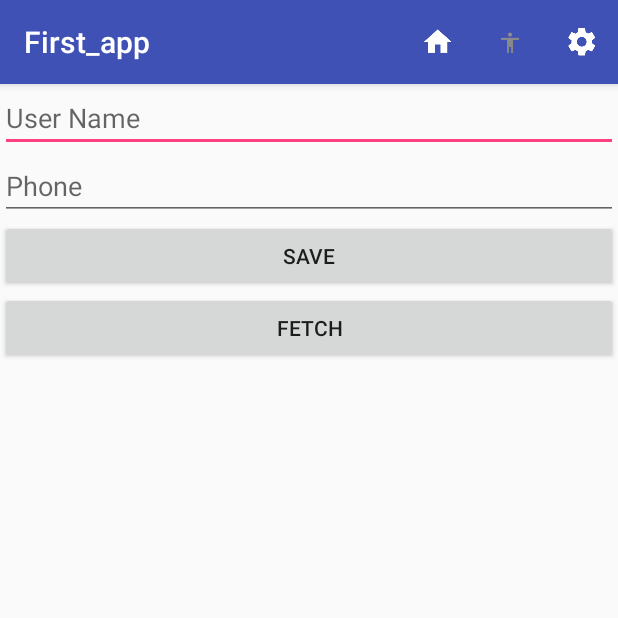
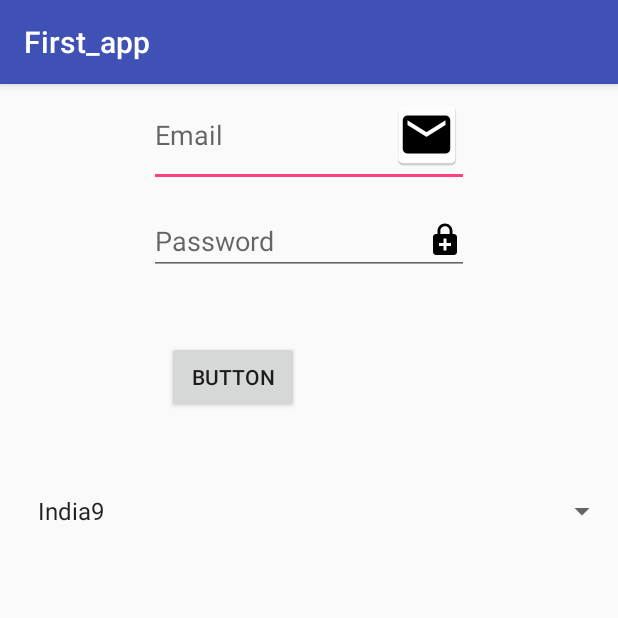
Before and after one commit to tonu1805/android, an Android app: the screen it shows after launch (MyDatabase before the commit, Sharedrefrences after it), on a phone screen of 412 x 824 dp, the top half of it. Run offline under Robolectric (Android 15) with nearby library versions, the light colour scheme and no system bars.

Commit message:
friday 2

```diff
--- a/app/src/main/AndroidManifest.xml
+++ b/app/src/main/AndroidManifest.xml
@@ -19,15 +19,16 @@
             android:name=".second_activity"
             android:parentActivityName=".First_activity" />
         <activity android:name=".image_activity" />
-        <activity android:name=".ActivityList">
-        </activity>
+        <activity android:name=".ActivityList"></activity>
         <activity android:name=".MyDatabase">
 
-            <intent-filter>
-                <action android:name="android.intent.action.MAIN" />
+        </activity>
+        <activity android:name=".Sharedrefrences">
+        <intent-filter>
+            <action android:name="android.intent.action.MAIN" />
 
-                <category android:name="android.intent.category.LAUNCHER" />
-            </intent-filter>
+            <category android:name="android.intent.category.LAUNCHER" />
+        </intent-filter>
         </activity>
     </application>
 
--- /dev/null
+++ b/app/src/main/java/com/example/pacman/first_app/Sharedrefrences.java
@@ -0,0 +1,49 @@
+package com.example.pacman.first_app;
+
+import android.content.SharedPreferences;
+import android.support.v4.content.SharedPreferencesCompat;
+import android.support.v7.app.AppCompatActivity;
+import android.os.Bundle;
+import android.view.View;
+import android.widget.ArrayAdapter;
+import android.widget.Button;
+import android.widget.EditText;
+import android.widget.Spinner;
+
+public class Sharedrefrences extends AppCompatActivity {
+ EditText email, password;
+    Button button3;
+    SharedPreferences preferences;
+Spinner countries;
+
+    @Override
+    protected void onCreate(Bundle savedInstanceState) {
+        super.onCreate(savedInstanceState);
+        setContentView(R.layout.activity_sharedrefrences);
+
+        init();
+        String [] items=getResources().getStringArray(R.array.myarray);
+        preferences=getSharedPreferences("mypreferences",MODE_PRIVATE);
+        ArrayAdapter<String> adapter=new ArrayAdapter<String>(this,android.R.layout.simple_dropdown_item_1line,items);
+        countries.setAdapter(adapter);
+
+        email.setText(preferences.getString("email",""));
+        password.setText(preferences.getString("password",""));
+        button3.setOnClickListener(new View.OnClickListener() {
+            @Override
+            public void onClick(View view) {
+                SharedPreferences.Editor editor=preferences.edit();
+                editor.putString("email",email.getText().toString());
+                editor.putString("password",password.getText().toString());
+                editor.commit();
+            }
+        });
+    }
+
+    private void init() {
+    email=(EditText)findViewById(R.id.email);
+        password=(EditText)findViewById(R.id.password);
+        button3=(Button)findViewById(R.id.button3);
+        countries=(Spinner)findViewById(R.id.spinner);
+    }
+}
--- /dev/null
+++ b/app/src/main/res/drawable/password.xml
@@ -0,0 +1,9 @@
+<vector xmlns:android="http://schemas.android.com/apk/res/android"
+        android:width="24dp"
+        android:height="24dp"
+        android:viewportWidth="24.0"
+        android:viewportHeight="24.0">
+    <path
+        android:fillColor="#FF000000"
+        android:pathData="M18,8h-1V6c0,-2.76 -2.24,-5 -5,-5S7,3.24 7,6v2H6c-1.1,0 -2,0.9 -2,2v10c0,1.1 0.9,2 2,2h12c1.1,0 2,-0.9 2,-2V10c0,-1.1 -0.9,-2 -2,-2zM8.9,6c0,-1.71 1.39,-3.1 3.1,-3.1s3.1,1.39 3.1,3.1v2H8.9V6zM16,16h-3v3h-2v-3H8v-2h3v-3h2v3h3v2z"/>
+</vector>
--- /dev/null
+++ b/app/src/main/res/layout/activity_sharedrefrences.xml
@@ -0,0 +1,58 @@
+<?xml version="1.0" encoding="utf-8"?>
+<RelativeLayout xmlns:android="http://schemas.android.com/apk/res/android"
+    xmlns:app="http://schemas.android.com/apk/res-auto"
+    xmlns:tools="http://schemas.android.com/tools"
+    android:layout_width="match_parent"
+    android:layout_height="match_parent"
+    tools:context="com.example.pacman.first_app.Sharedrefrences">
+
+
+
+    <EditText
+        android:id="@+id/email"
+        android:layout_width="wrap_content"
+        android:layout_height="wrap_content"
+        android:ems="10"
+        android:hint="Email"
+        android:drawableRight="@mipmap/email"
+        android:inputType="textEmailAddress"
+        tools:layout_editor_absoluteX="42dp"
+        tools:layout_editor_absoluteY="124dp"
+
+        android:layout_alignStart="@+id/password" />
+
+    <EditText
+        android:id="@+id/password"
+        android:layout_width="wrap_content"
+        android:layout_height="wrap_content"
+        android:ems="10"
+        android:drawableRight="@drawable/password"
+        android:hint="Password"
+        android:inputType="textPassword"
+        tools:layout_editor_absoluteX="42dp"
+        tools:layout_editor_absoluteY="184dp"
+        android:layout_marginTop="13dp"
+        android:layout_below="@+id/email"
+        android:layout_centerHorizontal="true" />
+
+    <Button
+        android:id="@+id/button3"
+        android:layout_width="wrap_content"
+        android:layout_height="wrap_content"
+        android:text="Button"
+        tools:layout_editor_absoluteX="42dp"
+        tools:layout_editor_absoluteY="244dp"
+        android:layout_marginTop="44dp"
+        android:layout_below="@+id/password"
+        android:layout_alignStart="@+id/password"
+        android:layout_marginStart="12dp" />
+
+    <Spinner
+        android:id="@+id/spinner"
+        android:layout_width="match_parent"
+        android:layout_height="wrap_content"
+        android:layout_alignParentStart="true"
+        android:layout_below="@+id/button3"
+        android:layout_marginStart="17dp"
+        android:layout_marginTop="33dp" />
+</RelativeLayout>
--- /dev/null
+++ b/app/src/main/res/layout/horizontalview.xml
@@ -0,0 +1,6 @@
+<?xml version="1.0" encoding="utf-8"?>
+<LinearLayout xmlns:android="http://schemas.android.com/apk/res/android"
+    android:orientation="vertical" android:layout_width="match_parent"
+    android:layout_height="match_parent">
+
+</LinearLayout>
--- a/app/src/main/res/values/strings.xml
+++ b/app/src/main/res/values/strings.xml
@@ -1,3 +1,16 @@
 <resources>
     <string name="app_name">First_app</string>
+    <string-array name="myarray">
+        <item>India9</item>
+        <item>India8</item>
+        <item>India7</item>
+        <item>India6</item>
+        <item>India5</item>
+        <item>India4</item>
+        <item>India3</item>
+        <item>India2</item>
+
+
+    </string-array>
+
 </resources>
```
Also changed, not shown: app/src/main/email-web.png (added), app/src/main/res/mipmap-hdpi/email.png (added), app/src/main/res/mipmap-mdpi/email.png (added), app/src/main/res/mipmap-xhdpi/email.png (added), app/src/main/res/mipmap-xxhdpi/email.png (added), app/src/main/res/mipmap-xxxhdpi/email.png (added).
